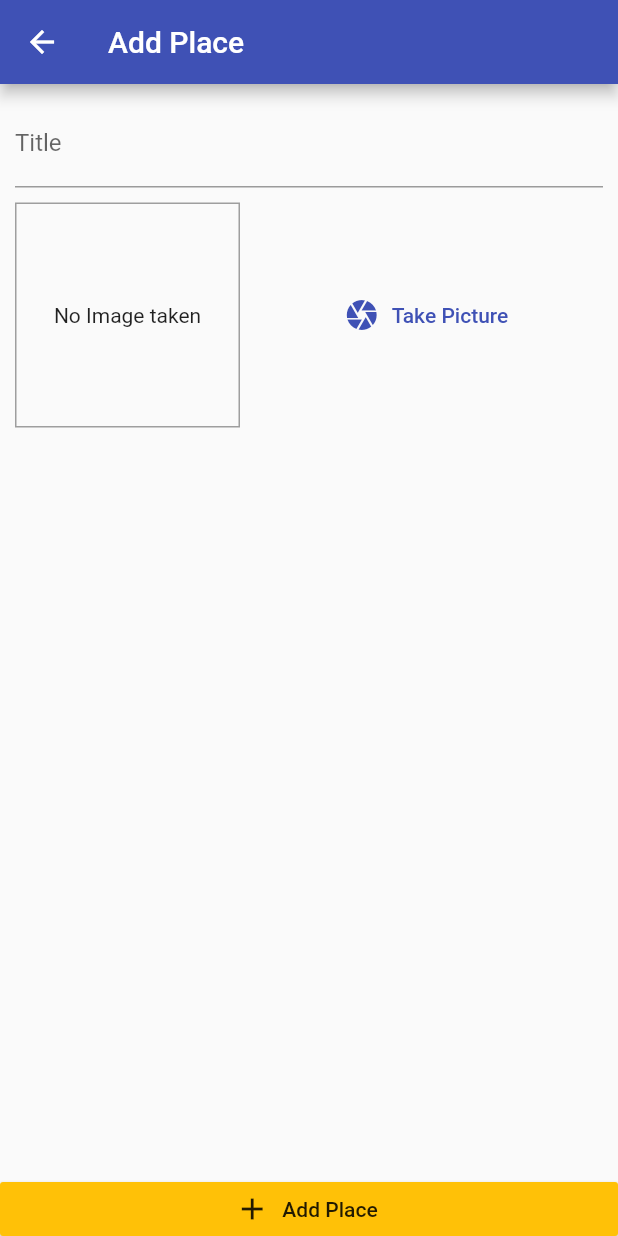
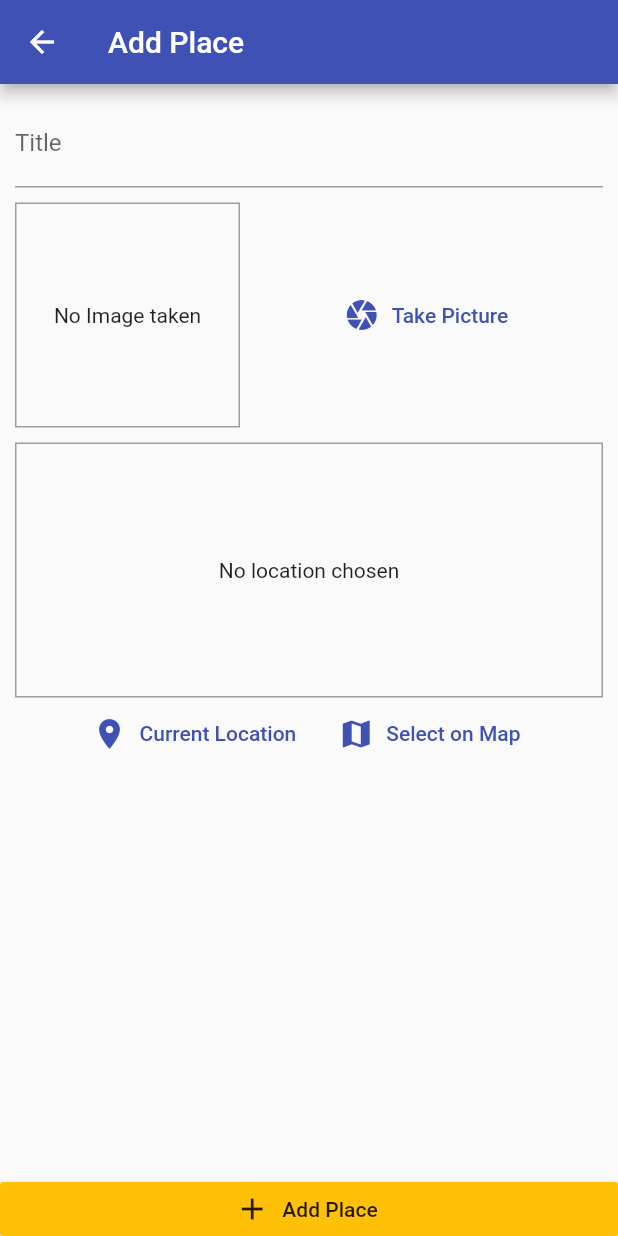
Before and after one commit to dreking/great_places, a Flutter app: the AddPlaceScreen screen opened by its route, on a phone screen of 412 x 824 dp. Run offline on Flutter 3.47's test engine with Material 2 defaults, Android fonts, the phone set to English and light mode, and no system bars; our stand-ins replace image_picker, sqflite; accounts and stored records are empty.

Commit message:
added location package and location input widget

```diff
--- a/lib/screens/add_place_screen.dart
+++ b/lib/screens/add_place_screen.dart
@@ -5,6 +5,7 @@ import 'package:provider/provider.dart';
 
 import '../providers/great_places.dart';
 import '../widgets/image_input.dart';
+import '../widgets/location_input.dart';
 
 class AddPlaceScreen extends StatefulWidget {
   static const routeName = '/app-place';
@@ -64,6 +65,8 @@ class _AddPlaceScreenState extends State<AddPlaceScreen> {
                   ),
                   SizedBox(height: 10),
                   ImageInput(_selectImage),
+                  SizedBox(height: 10),
+                  LocationInput(),
                 ],
               ),
             ),
--- /dev/null
+++ b/lib/widgets/location_input.dart
@@ -0,0 +1,52 @@
+import 'package:flutter/material.dart';
+
+class LocationInput extends StatefulWidget {
+  @override
+  _LocationInputState createState() => _LocationInputState();
+}
+
+class _LocationInputState extends State<LocationInput> {
+  String _previewImageUrl;
+  @override
+  Widget build(BuildContext context) {
+    return Column(
+      children: <Widget>[
+        Container(
+          height: 170,
+          width: double.infinity,
+          alignment: Alignment.center,
+          decoration: BoxDecoration(
+            border: Border.all(width: 1, color: Colors.grey),
+          ),
+          child: _previewImageUrl == null
+              ? Text(
+                  'No location chosen',
+                  textAlign: TextAlign.center,
+                )
+              : Image.network(
+                  _previewImageUrl,
+                  fit: BoxFit.cover,
+                  width: double.infinity,
+                ),
+        ),
+        Row(
+          mainAxisAlignment: MainAxisAlignment.center,
+          children: <Widget>[
+            FlatButton.icon(
+              icon: Icon(Icons.location_on),
+              label: Text('Current Location'),
+              textColor: Theme.of(context).primaryColor,
+              onPressed: () {},
+            ),
+            FlatButton.icon(
+              icon: Icon(Icons.map),
+              label: Text('Select on Map'),
+              textColor: Theme.of(context).primaryColor,
+              onPressed: () {},
+            )
+          ],
+        )
+      ],
+    );
+  }
+}
--- a/pubspec.yaml
+++ b/pubspec.yaml
@@ -24,6 +24,7 @@ dependencies:
   path_provider: ^1.1.0
   path: ^1.6.2
   sqflite: ^1.1.7+2
+  location: ^2.3.5
 
   # The following adds the Cupertino Icons font to your application.
   # Use with the CupertinoIcons class for iOS style icons.
```
Also changed, not shown: pubspec.lock, 4 other files.
